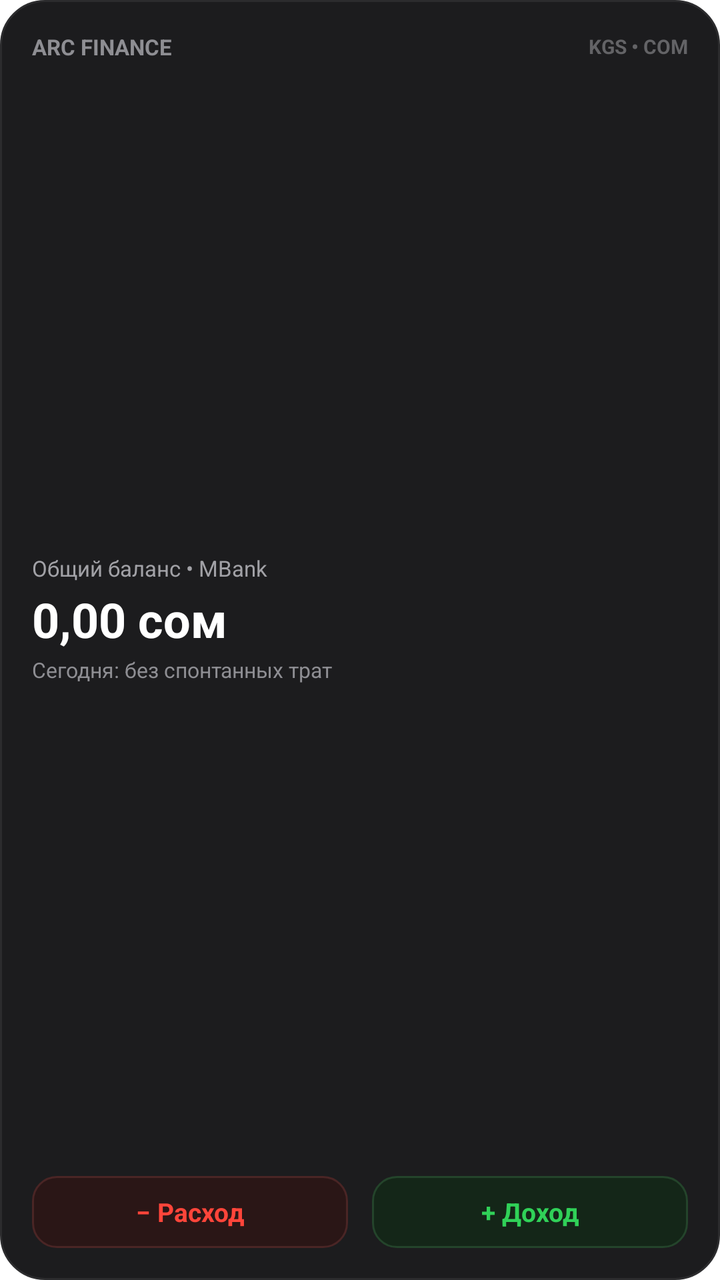
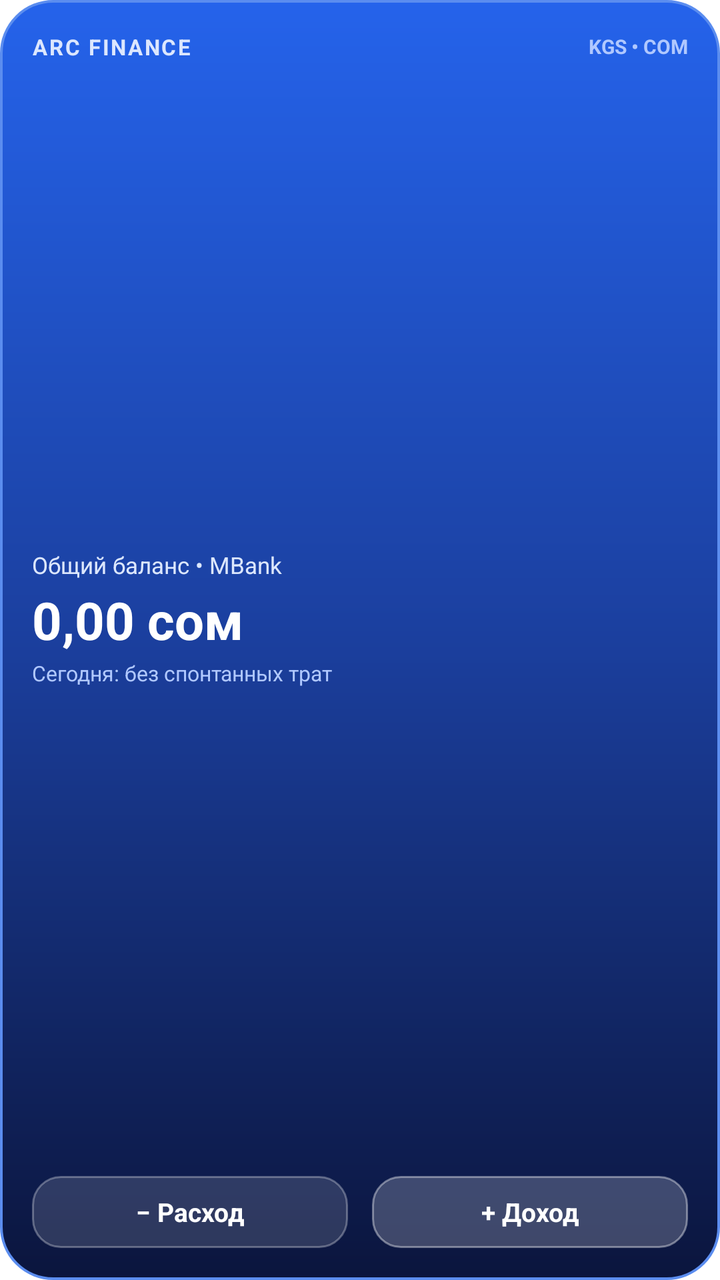

An Android layout rendered at two revisions. The XML below is the earlier revision; the diff shows what the commit changed to produce the second picture.
<!-- AndroidManifest.xml: fallback theme Theme.MaterialComponents.DayNight.NoActionBar -->
<!-- res/layout/arc_finance_widget.xml -->
<?xml version="1.0" encoding="utf-8"?>
<LinearLayout xmlns:android="http://schemas.android.com/apk/res/android"
    android:id="@+id/widget_root"
    android:layout_width="match_parent"
    android:layout_height="match_parent"
    android:background="@drawable/widget_bg"
    android:orientation="vertical"
    android:padding="16dp">

    
    <LinearLayout
        android:layout_width="match_parent"
        android:layout_height="wrap_content"
        android:gravity="center_vertical"
        android:orientation="horizontal">

        <TextView
            android:layout_width="0dp"
            android:layout_height="wrap_content"
            android:layout_weight="1"
            android:text="ARC FINANCE"
            android:textColor="#8E8E93"
            android:textSize="11sp"
            android:textStyle="bold" />

        <TextView
            android:layout_width="wrap_content"
            android:layout_height="wrap_content"
            android:text="KGS • СОМ"
            android:textColor="#636366"
            android:textSize="10sp"
            android:textStyle="bold" />
    </LinearLayout>

    
    <LinearLayout
        android:layout_width="match_parent"
        android:layout_height="0dp"
        android:layout_weight="1"
        android:gravity="center_vertical"
        android:orientation="vertical">

        <TextView
            android:id="@+id/widget_balance_label"
            android:layout_width="wrap_content"
            android:layout_height="wrap_content"
            android:text="Общий баланс • MBank"
            android:textColor="#A1A1A6"
            android:textSize="11sp" />

        <TextView
            android:id="@+id/widget_balance"
            android:layout_width="wrap_content"
            android:layout_height="wrap_content"
            android:layout_marginTop="2dp"
            android:text="0,00 сом"
            android:textColor="#FFFFFF"
            android:textSize="24sp"
            android:textStyle="bold" />

        <TextView
            android:id="@+id/widget_today_info"
            android:layout_width="wrap_content"
            android:layout_height="wrap_content"
            android:layout_marginTop="2dp"
            android:text="Сегодня: без спонтанных трат"
            android:textColor="#8E8E93"
            android:textSize="10.5sp" />
    </LinearLayout>

    
    <LinearLayout
        android:layout_width="match_parent"
        android:layout_height="wrap_content"
        android:orientation="horizontal">

        <TextView
            android:id="@+id/widget_btn_expense"
            android:layout_width="0dp"
            android:layout_height="36dp"
            android:layout_marginRight="6dp"
            android:layout_marginEnd="6dp"
            android:layout_weight="1"
            android:background="@drawable/widget_btn_expense_bg"
            android:gravity="center"
            android:text="− Расход"
            android:textColor="#FF453A"
            android:textSize="13sp"
            android:textStyle="bold" />

        <TextView
            android:id="@+id/widget_btn_income"
            android:layout_width="0dp"
            android:layout_height="36dp"
            android:layout_marginLeft="6dp"
            android:layout_marginStart="6dp"
            android:layout_weight="1"
            android:background="@drawable/widget_btn_income_bg"
            android:gravity="center"
            android:text="+ Доход"
            android:textColor="#30D158"
            android:textSize="13sp"
            android:textStyle="bold" />
    </LinearLayout>
</LinearLayout>
<!-- resources referenced by this layout -->
<resources>
  <!-- drawable widget_bg (drawable) -->
  <?xml version="1.0" encoding="utf-8"?>
  <shape xmlns:android="http://schemas.android.com/apk/res/android"
      android:shape="rectangle">
      <solid android:color="#1C1C1E" />
      <corners android:radius="22dp" />
      <stroke
          android:width="1dp"
          android:color="#2C2C2E" />
  </shape>
  <!-- drawable widget_btn_expense_bg (drawable) -->
  <?xml version="1.0" encoding="utf-8"?>
  <shape xmlns:android="http://schemas.android.com/apk/res/android"
      android:shape="rectangle">
      <solid android:color="#2A1616" />
      <corners android:radius="12dp" />
      <stroke
          android:width="1dp"
          android:color="#4A2525" />
  </shape>
  <!-- drawable widget_btn_income_bg (drawable) -->
  <?xml version="1.0" encoding="utf-8"?>
  <shape xmlns:android="http://schemas.android.com/apk/res/android"
      android:shape="rectangle">
      <solid android:color="#142618" />
      <corners android:radius="12dp" />
      <stroke
          android:width="1dp"
          android:color="#24442B" />
  </shape>
</resources>

<!-- the commit's change to res/layout/arc_finance_widget.xml (unified diff, before → after) -->
@@ -19,15 +19,16 @@
             android:layout_height="wrap_content"
             android:layout_weight="1"
             android:text="ARC FINANCE"
-            android:textColor="#8E8E93"
+            android:textColor="#DCE7FE"
             android:textSize="11sp"
-            android:textStyle="bold" />
+            android:textStyle="bold"
+            android:letterSpacing="0.08" />
 
         <TextView
             android:layout_width="wrap_content"
             android:layout_height="wrap_content"
             android:text="KGS • СОМ"
-            android:textColor="#636366"
+            android:textColor="#B0C8FF"
             android:textSize="10sp"
             android:textStyle="bold" />
     </LinearLayout>
@@ -45,8 +46,8 @@
             android:layout_width="wrap_content"
             android:layout_height="wrap_content"
             android:text="Общий баланс • MBank"
-            android:textColor="#A1A1A6"
-            android:textSize="11sp" />
+            android:textColor="#DCE7FE"
+            android:textSize="11.5sp" />
 
         <TextView
             android:id="@+id/widget_balance"
@@ -55,7 +56,7 @@
             android:layout_marginTop="2dp"
             android:text="0,00 сом"
             android:textColor="#FFFFFF"
-            android:textSize="24sp"
+            android:textSize="26sp"
             android:textStyle="bold" />
 
         <TextView
@@ -64,7 +65,7 @@
             android:layout_height="wrap_content"
             android:layout_marginTop="2dp"
             android:text="Сегодня: без спонтанных трат"
-            android:textColor="#8E8E93"
+            android:textColor="#B0C8FF"
             android:textSize="10.5sp" />
     </LinearLayout>
 
@@ -84,7 +85,7 @@
             android:background="@drawable/widget_btn_expense_bg"
             android:gravity="center"
             android:text="− Расход"
-            android:textColor="#FF453A"
+            android:textColor="#FFFFFF"
             android:textSize="13sp"
             android:textStyle="bold" />
 
@@ -98,8 +99,9 @@
             android:background="@drawable/widget_btn_income_bg"
             android:gravity="center"
             android:text="+ Доход"
-            android:textColor="#30D158"
+            android:textColor="#FFFFFF"
             android:textSize="13sp"
             android:textStyle="bold" />
     </LinearLayout>
+
 </LinearLayout>
<!-- resource entries referenced after the edit -->
@@ -4,31 +4,36 @@
   <?xml version="1.0" encoding="utf-8"?>
   <shape xmlns:android="http://schemas.android.com/apk/res/android"
       android:shape="rectangle">
-      <solid android:color="#1C1C1E" />
-      <corners android:radius="22dp" />
+      <gradient
+          android:angle="270"
+          android:startColor="#2563EB"
+          android:centerColor="#1B3F9E"
+          android:endColor="#0B153D"
+          android:type="linear" />
+      <corners android:radius="26dp" />
       <stroke
-          android:width="1dp"
-          android:color="#2C2C2E" />
+          android:width="1.2dp"
+          android:color="#5B8DEF" />
   </shape>
   <!-- drawable widget_btn_expense_bg (drawable) -->
   <?xml version="1.0" encoding="utf-8"?>
   <shape xmlns:android="http://schemas.android.com/apk/res/android"
       android:shape="rectangle">
-      <solid android:color="#2A1616" />
-      <corners android:radius="12dp" />
+      <solid android:color="#24FFFFFF" />
+      <corners android:radius="14dp" />
       <stroke
           android:width="1dp"
-          android:color="#4A2525" />
+          android:color="#4DFFFFFF" />
   </shape>
   <!-- drawable widget_btn_income_bg (drawable) -->
   <?xml version="1.0" encoding="utf-8"?>
   <shape xmlns:android="http://schemas.android.com/apk/res/android"
       android:shape="rectangle">
-      <solid android:color="#142618" />
-      <corners android:radius="12dp" />
+      <solid android:color="#35FFFFFF" />
+      <corners android:radius="14dp" />
       <stroke
           android:width="1dp"
-          android:color="#24442B" />
+          android:color="#65FFFFFF" />
   </shape>
 </resources>
 
